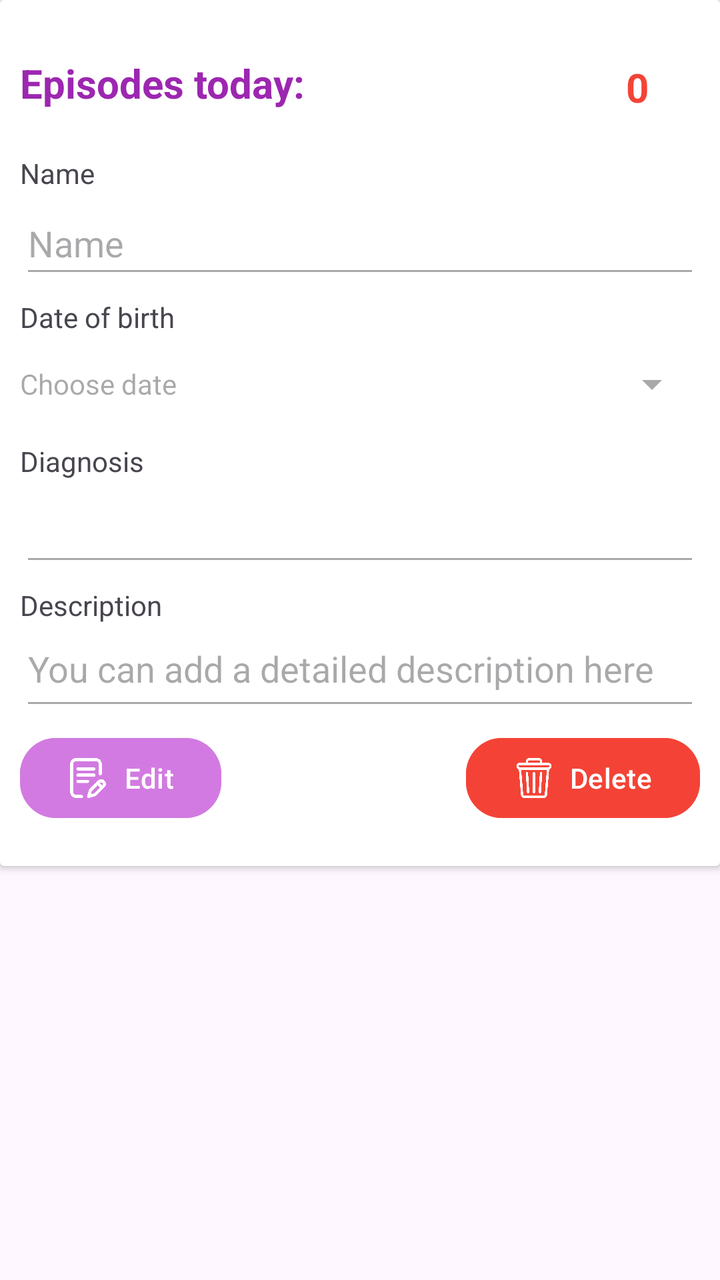
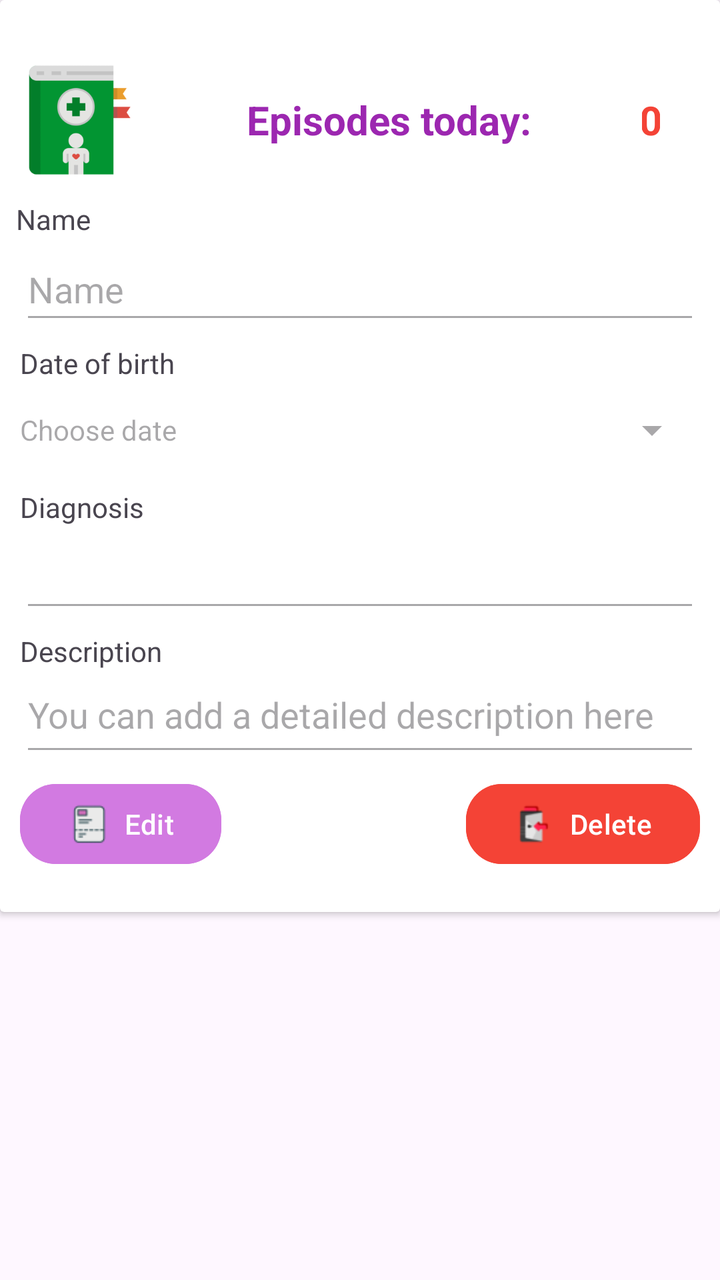

The first picture is an Android layout as it rendered before a commit; the second is the same layout after the commit. The layout source and the unified diff follow.
<!-- AndroidManifest.xml: application theme Theme.AppFond -->
<!-- res/layout/diag_list_item.xml -->
<?xml version="1.0" encoding="utf-8"?>
<androidx.constraintlayout.widget.ConstraintLayout xmlns:android="http://schemas.android.com/apk/res/android"
    xmlns:app="http://schemas.android.com/apk/res-auto"
    xmlns:tools="http://schemas.android.com/tools"
    android:layout_width="match_parent"
    android:layout_height="wrap_content">

    <androidx.cardview.widget.CardView
        android:layout_width="0dp"
        android:layout_height="wrap_content"
        app:layout_constraintEnd_toEndOf="parent"
        app:layout_constraintStart_toStartOf="parent"
        app:layout_constraintTop_toTopOf="parent">

        <androidx.constraintlayout.widget.ConstraintLayout
            android:layout_width="match_parent"
            android:layout_height="wrap_content">

            <TextView
                android:id="@+id/textView3"
                android:layout_width="310dp"
                android:layout_height="29dp"
                android:layout_marginStart="10dp"
                android:layout_marginTop="28dp"
                android:layout_marginEnd="24dp"
                android:singleLine="false"
                android:text="@string/res_fix_btn_text"
                android:textAllCaps="false"
                android:textColor="#9C27B0"
                android:textSize="20sp"
                android:textStyle="bold"
                app:layout_constraintEnd_toStartOf="@+id/labelCountEpi"
                app:layout_constraintHorizontal_bias="0.0"
                app:layout_constraintStart_toStartOf="parent"
                app:layout_constraintTop_toTopOf="parent" />

            <TextView
                android:id="@+id/labelCountEpi"
                android:layout_width="17dp"
                android:layout_height="28dp"
                android:layout_marginTop="30dp"
                android:layout_marginEnd="30dp"
                android:text="@string/cnt_txt_epi"
                android:textColor="@color/red"
                android:textSize="20sp"
                android:textStyle="bold"
                app:layout_constraintEnd_toEndOf="parent"
                app:layout_constraintTop_toTopOf="parent" />

            <TextView
                android:id="@+id/textView5"
                android:layout_width="54dp"
                android:layout_height="19dp"
                android:layout_marginStart="10dp"
                android:layout_marginTop="20dp"
                android:text="@string/textName"
                app:layout_constraintStart_toStartOf="parent"
                app:layout_constraintTop_toBottomOf="@+id/textView3" />

            <TextView
                android:id="@+id/textView7"
                android:layout_width="wrap_content"
                android:layout_height="wrap_content"
                android:layout_marginStart="10dp"
                android:layout_marginTop="5dp"
                android:text="@string/textBirthday"
                app:layout_constraintStart_toStartOf="parent"
                app:layout_constraintTop_toBottomOf="@+id/fieldCardPersonName" />

            <EditText
                android:id="@+id/fieldCardPersonName"
                android:layout_width="0dp"
                android:layout_height="wrap_content"
                android:layout_marginStart="10dp"
                android:layout_marginEnd="10dp"
                android:autofillHints=""
                android:editable="false"
                android:ems="10"
                android:enabled="false"
                android:inputType="textPersonName"
                android:minHeight="48dp"
                android:text="@string/card_res_name_stat"
                app:layout_constraintEnd_toEndOf="parent"
                app:layout_constraintStart_toStartOf="parent"
                app:layout_constraintTop_toBottomOf="@+id/textView5" />

            <TextView
                android:id="@+id/textView9"
                android:layout_width="wrap_content"
                android:layout_height="wrap_content"
                android:layout_marginStart="10dp"
                android:layout_marginTop="5dp"
                android:text="@string/diag_text_field_stat"
                app:layout_constraintStart_toStartOf="parent"
                app:layout_constraintTop_toBottomOf="@+id/fieldCardBirthday" />


            <EditText
                android:id="@+id/fieldCardBirthday"
                style="@style/Widget.AppCompat.Spinner"
                android:layout_width="0dp"
                android:layout_height="wrap_content"
                android:layout_marginStart="10dp"
                android:layout_marginEnd="10dp"
                android:autofillHints=""
                android:editable="false"
                android:ems="10"
                android:enabled="false"
                android:hint="@string/textChooseDateField"
                android:minHeight="48dp"
                app:layout_constraintEnd_toEndOf="parent"
                app:layout_constraintStart_toStartOf="parent"
                app:layout_constraintTop_toBottomOf="@+id/textView7"
                tools:ignore="SpeakableTextPresentCheck" />


            <TextView
                android:id="@+id/textView10"
                android:layout_width="wrap_content"
                android:layout_height="wrap_content"
                android:layout_marginStart="10dp"
                android:layout_marginTop="5dp"
                android:text="@string/desc_card_val"
                app:layout_constraintStart_toStartOf="parent"
                app:layout_constraintTop_toBottomOf="@+id/fieldCardDiag" />

            <EditText
                android:id="@+id/fieldCardDiag"
                android:layout_width="0dp"
                android:layout_height="wrap_content"
                android:layout_marginStart="10dp"
                android:layout_marginEnd="10dp"
                android:autofillHints=""
                android:contentDescription="@string/res_card_val_diag"
                android:editable="true"
                android:ems="10"
                android:enabled="false"
                android:minHeight="48dp"
                app:layout_constraintEnd_toEndOf="parent"
                app:layout_constraintHorizontal_bias="0.042"
                app:layout_constraintStart_toStartOf="parent"
                app:layout_constraintTop_toBottomOf="@+id/textView9" />

            <EditText
                android:id="@+id/fieldCardDesc"
                android:layout_width="0dp"
                android:layout_height="wrap_content"
                android:layout_marginStart="10dp"
                android:layout_marginEnd="10dp"
                android:autofillHints=""
                android:editable="false"
                android:ems="10"
                android:enabled="false"
                android:gravity="start|top"
                android:hint="@string/res_desc_card"
                android:inputType="textMultiLine"
                android:minHeight="48dp"
                app:layout_constraintEnd_toEndOf="parent"
                app:layout_constraintStart_toStartOf="parent"
                app:layout_constraintTop_toBottomOf="@+id/textView10" />

            <Button
                android:id="@+id/buttonEditCard"
                android:layout_width="wrap_content"
                android:layout_height="wrap_content"
                android:layout_marginStart="10dp"
                android:layout_marginTop="5dp"
                android:layout_marginBottom="20dp"
                android:backgroundTint="@color/fiol_bleed"
                android:text="@string/textEdit"
                app:cornerRadius="18dp"
                app:icon="@drawable/writing"
                app:iconSize="20dp"
                app:layout_constraintBottom_toBottomOf="parent"
                app:layout_constraintStart_toStartOf="parent"
                app:layout_constraintTop_toBottomOf="@+id/fieldCardDesc" />

            <Button
                android:id="@+id/buttonDelCard"
                android:layout_width="wrap_content"
                android:layout_height="wrap_content"
                android:layout_marginTop="5dp"
                android:layout_marginEnd="10dp"
                android:layout_marginBottom="20dp"
                android:backgroundTint="@color/red"
                android:text="@string/textDelete"
                app:cornerRadius="18dp"
                app:icon="@drawable/bin"
                app:iconSize="20dp"
                app:layout_constraintBottom_toBottomOf="parent"
                app:layout_constraintEnd_toEndOf="parent"
                app:layout_constraintTop_toBottomOf="@+id/fieldCardDesc" />

            <TextView
                android:id="@+id/fieldIdCard"
                android:layout_width="wrap_content"
                android:layout_height="wrap_content"
                android:layout_marginStart="100dp"
                android:layout_marginTop="5dp"
                android:text="0"
                android:visibility="invisible"
                app:layout_constraintStart_toStartOf="parent"
                app:layout_constraintTop_toTopOf="parent" />

            <TextView
                android:id="@+id/textDiagTmp"
                android:layout_width="wrap_content"
                android:layout_height="wrap_content"
                android:layout_marginEnd="2dp"
                android:layout_marginBottom="5dp"
                android:text="TextView"
                android:visibility="invisible"
                app:layout_constraintBottom_toBottomOf="parent"
                app:layout_constraintEnd_toStartOf="@+id/buttonDelCard"
                app:layout_constraintStart_toEndOf="@+id/buttonEditCard" />

        </androidx.constraintlayout.widget.ConstraintLayout>
    </androidx.cardview.widget.CardView>

</androidx.constraintlayout.widget.ConstraintLayout>
<!-- resources referenced by this layout -->
<resources>
  <color name="fiol_bleed">#D27AE1</color>
  <color name="red">#F44336</color>
  <!-- drawable bin: png bitmap (drawable, 12570 bytes) -->
  <!-- drawable writing: png bitmap (drawable, 13498 bytes) -->
  <string name="card_res_name_stat">Name</string>
  <string name="cnt_txt_epi">0</string>
  <string name="desc_card_val">Description</string>
  <string name="diag_text_field_stat">Diagnosis</string>
  <string name="res_card_val_diag">diag</string>
  <string name="res_desc_card">You can add a detailed description here</string>
  <string name="res_fix_btn_text">Episodes today:</string>
  <string name="textBirthday">Date of birth</string>
  <string name="textChooseDateField">Choose date</string>
  <string name="textDelete">Delete</string>
  <string name="textEdit">Edit</string>
  <string name="textName">Name</string>
  <style name="Theme.AppFond" parent="Theme.MaterialComponents.DayNight.NoActionBar">
          
          <item name="colorPrimary">@color/fiol</item>
          <item name="colorPrimaryVariant">@color/fiol</item>
          <item name="colorOnPrimary">@color/white</item>
          
          <item name="colorSecondary">@color/purple_400</item>
          <item name="colorSecondaryVariant">@color/purple_800</item>
          <item name="colorOnSecondary">@color/black</item>
          
          <item name="android:statusBarColor">?attr/colorPrimaryVariant</item>
          
      </style>
  <color name="fiol">#9C27B0</color>
  <color name="white">#FFFFFFFF</color>
  <color name="black">#FF000000</color>
</resources>

<!-- the commit's change to res/layout/diag_list_item.xml (unified diff, before → after) -->
@@ -16,43 +16,57 @@
             android:layout_width="match_parent"
             android:layout_height="wrap_content">
 
+            <ImageView
+                android:id="@+id/imageView11"
+                android:layout_width="60dp"
+                android:layout_height="60dp"
+                android:layout_marginStart="8dp"
+                android:layout_marginTop="30dp"
+                android:src="@drawable/handbook_medicine"
+                app:layout_constraintStart_toStartOf="parent"
+                app:layout_constraintTop_toTopOf="parent" />
+
             <TextView
                 android:id="@+id/textView3"
-                android:layout_width="310dp"
-                android:layout_height="29dp"
-                android:layout_marginStart="10dp"
-                android:layout_marginTop="28dp"
-                android:layout_marginEnd="24dp"
+                android:layout_width="243dp"
+                android:layout_height="60dp"
+                android:layout_marginStart="5dp"
+                android:layout_marginTop="30dp"
+                android:layout_marginEnd="5dp"
+                android:gravity="center_vertical"
                 android:singleLine="false"
                 android:text="@string/res_fix_btn_text"
+                android:textAlignment="center"
                 android:textAllCaps="false"
                 android:textColor="#9C27B0"
                 android:textSize="20sp"
                 android:textStyle="bold"
                 app:layout_constraintEnd_toStartOf="@+id/labelCountEpi"
-                app:layout_constraintHorizontal_bias="0.0"
-                app:layout_constraintStart_toStartOf="parent"
+                app:layout_constraintStart_toEndOf="@+id/imageView11"
                 app:layout_constraintTop_toTopOf="parent" />
 
             <TextView
                 android:id="@+id/labelCountEpi"
-                android:layout_width="17dp"
-                android:layout_height="28dp"
+                android:layout_width="0dp"
+                android:layout_height="60dp"
                 android:layout_marginTop="30dp"
                 android:layout_marginEnd="30dp"
+                android:gravity="center_vertical"
                 android:text="@string/cnt_txt_epi"
+                android:textAlignment="center"
                 android:textColor="@color/red"
                 android:textSize="20sp"
                 android:textStyle="bold"
                 app:layout_constraintEnd_toEndOf="parent"
+                app:layout_constraintStart_toEndOf="@+id/textView3"
                 app:layout_constraintTop_toTopOf="parent" />
 
             <TextView
                 android:id="@+id/textView5"
                 android:layout_width="54dp"
                 android:layout_height="19dp"
-                android:layout_marginStart="10dp"
-                android:layout_marginTop="20dp"
+                android:layout_marginStart="8dp"
+                android:layout_marginTop="10dp"
                 android:text="@string/textName"
                 app:layout_constraintStart_toStartOf="parent"
                 app:layout_constraintTop_toBottomOf="@+id/textView3" />
@@ -169,8 +183,9 @@
                 android:backgroundTint="@color/fiol_bleed"
                 android:text="@string/textEdit"
                 app:cornerRadius="18dp"
-                app:icon="@drawable/writing"
+                app:icon="@drawable/receipt"
                 app:iconSize="20dp"
+                app:iconTintMode="multiply"
                 app:layout_constraintBottom_toBottomOf="parent"
                 app:layout_constraintStart_toStartOf="parent"
                 app:layout_constraintTop_toBottomOf="@+id/fieldCardDesc" />
@@ -185,8 +200,9 @@
                 android:backgroundTint="@color/red"
                 android:text="@string/textDelete"
                 app:cornerRadius="18dp"
-                app:icon="@drawable/bin"
+                app:icon="@drawable/exit_32"
                 app:iconSize="20dp"
+                app:iconTintMode="multiply"
                 app:layout_constraintBottom_toBottomOf="parent"
                 app:layout_constraintEnd_toEndOf="parent"
                 app:layout_constraintTop_toBottomOf="@+id/fieldCardDesc" />
<!-- resource entries referenced after the edit -->
@@ -2,8 +2,9 @@
 <resources>
   <color name="fiol_bleed">#D27AE1</color>
   <color name="red">#F44336</color>
-  <!-- drawable bin: png bitmap (drawable, 12570 bytes) -->
-  <!-- drawable writing: png bitmap (drawable, 13498 bytes) -->
+  <!-- drawable exit_32: png bitmap (drawable, 1814 bytes) -->
+  <!-- drawable handbook_medicine: png bitmap (drawable, 10821 bytes) -->
+  <!-- drawable receipt: png bitmap (drawable, 914 bytes) -->
   <string name="card_res_name_stat">Name</string>
   <string name="cnt_txt_epi">0</string>
   <string name="desc_card_val">Description</string>
